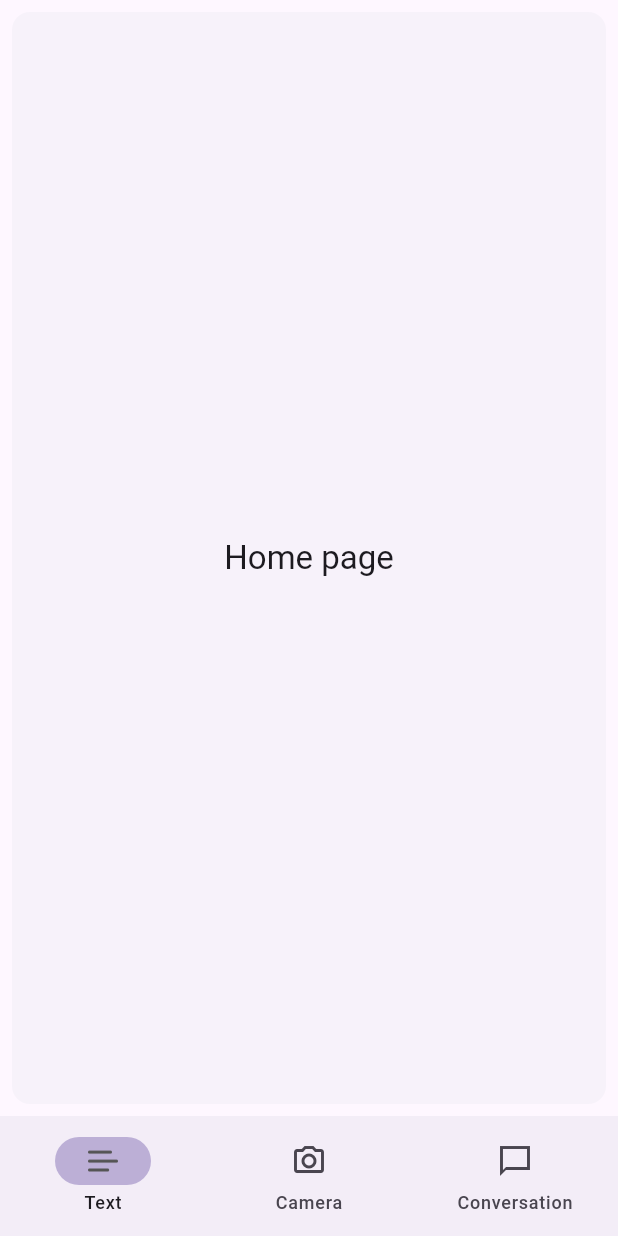
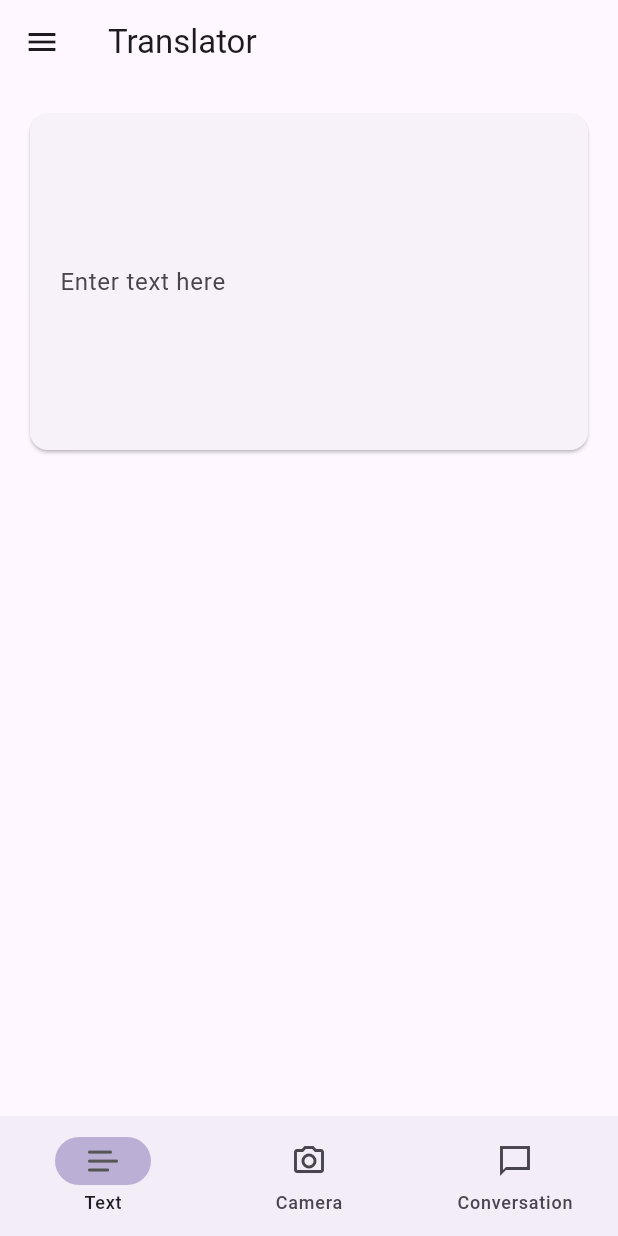
Before and after one commit to shahzaibdev1/translation-app, a Flutter app: the screen it shows after launch, on a phone screen of 412 x 824 dp. Run offline on Flutter 3.47's test engine with Material 3 defaults, Android fonts, the phone set to English and light mode, and no system bars; our stand-ins replace camera, image_picker; missing offline and left inert: google_mlkit_text_recognition, google_mlkit_translation.

Commit message:
to save project

```diff
--- a/lib/main.dart
+++ b/lib/main.dart
@@ -1,6 +1,7 @@
 import 'package:flutter/material.dart';
 import 'package:translation_app/TextRecognizer.dart';
 import 'package:translation_app/conversation_screen/conversation_screen.dart';
+import 'package:translation_app/text_screen/text_screen.dart';
 
 /// Flutter code sample for [NavigationBar].
 
@@ -65,18 +66,7 @@ class _NavigationExampleState extends State<NavigationExample> {
       ),
       body: <Widget>[
         /// Home page
-        Card(
-          shadowColor: Colors.transparent,
-          margin: const EdgeInsets.all(8.0),
-          child: SizedBox.expand(
-            child: Center(
-              child: Text(
-                'Home page',
-                style: theme.textTheme.titleLarge,
-              ),
-            ),
-          ),
-        ),
+        const TextScreen(),
 
         /// Notifications page
         const TextRecognizerView(),
--- a/lib/text_screen/text_screen.dart
+++ b/lib/text_screen/text_screen.dart
@@ -1,15 +1,64 @@
 import 'package:flutter/material.dart';
+import 'package:google_mlkit_translation/google_mlkit_translation.dart';
 
-class Home extends StatefulWidget {
-  const Home({super.key});
+class TextScreen extends StatefulWidget {
+  const TextScreen({super.key});
 
   @override
-  State<Home> createState() => _HomeState();
+  State<TextScreen> createState() => _TextScreenState();
 }
 
-class _HomeState extends State<Home> {
+class _TextScreenState extends State<TextScreen> {
+  TextEditingController inputFieldController = TextEditingController();
+  TranslateLanguage _selectedFromLang = TranslateLanguage.english;
+  TranslateLanguage _selectedToLang = TranslateLanguage.spanish;
+
   @override
   Widget build(BuildContext context) {
-    return const Placeholder();
+    return Scaffold(
+      drawer: Drawer(
+        child: Container(
+          child: Placeholder(),
+        ),
+      ),
+      appBar: AppBar(
+        title: const Text("Translator"),
+      ),
+      body: SafeArea(
+          child: Column(
+        children: [
+          Card(
+              margin: const EdgeInsets.symmetric(vertical: 20, horizontal: 20),
+              child: Column(children: [
+                Container(
+                  padding: const EdgeInsets.symmetric(horizontal: 20),
+                  child: TextField(
+                    minLines: 8,
+                    maxLines: 8,
+                    controller: inputFieldController,
+                    decoration: const InputDecoration(
+                      border: InputBorder.none,
+                      labelText: "Enter text here",
+                    ),
+                  ),
+                ),
+              ]))
+        ],
+      )),
+    );
   }
+
+  Widget _buildDropdown() => DropdownButton<TranslateLanguage>(
+        value: _selectedFromLang,
+        items: ()
+        onChanged: (int? langCode) {
+          if (langCode != null) {
+            print("$langCode Lang Code");
+            setState(() {
+              _textRecognizer = TextRecognizer(script: fromLanguages[langCode]["orig"]);
+              _selectedLanguage = fromLanguages[langCode]["lang"];
+            });
+          }
+        },
+      );
 }
```
